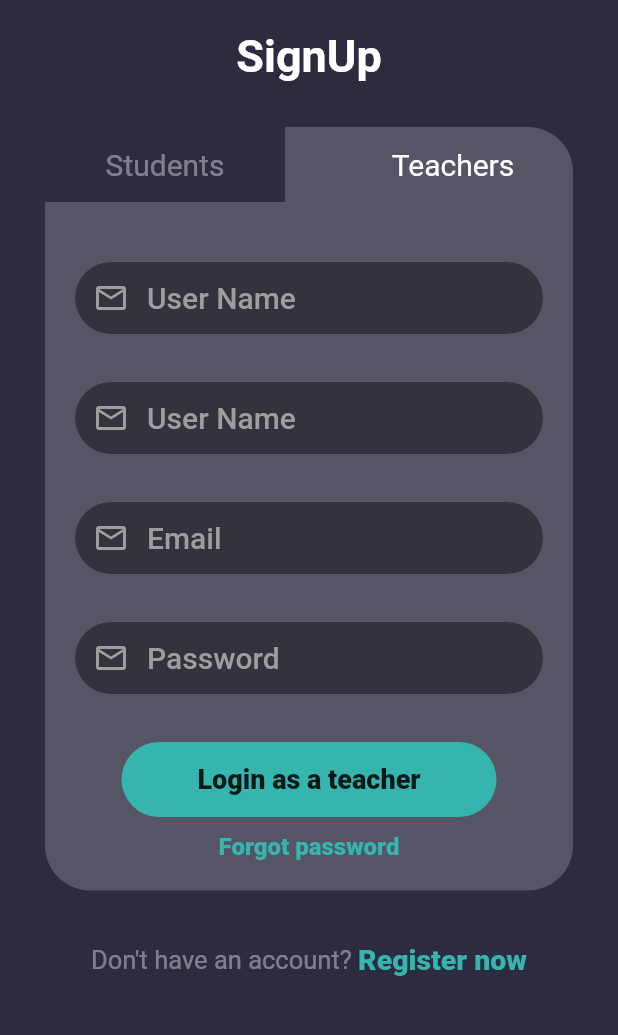
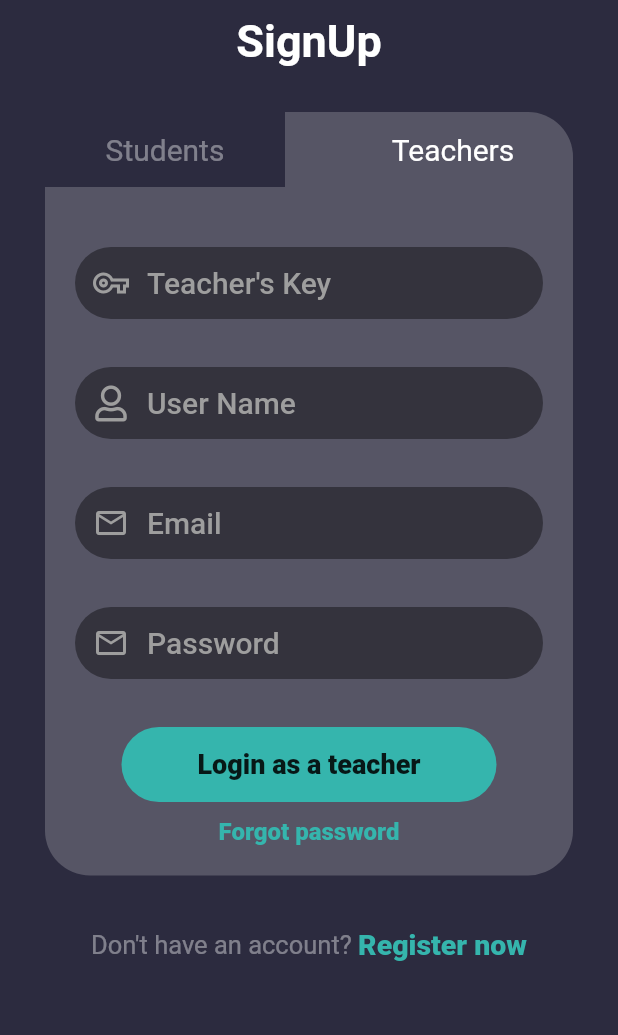
Before and after one commit to Shehan82/ScHoOlYMoB, a Flutter app: the screen it shows after launch, after a tap on "Register now", after a tap on "Teachers", on a phone screen of 412 x 824 dp, the part 101-1136 px from its top. Run offline on Flutter 3.47's test engine with Material 2 defaults, Android fonts, the phone set to English and light mode, and no system bars; our stand-ins replace firebase_auth, firebase_core, font_awesome_flutter, google_fonts; accounts and stored records are empty; Roboto replaces fonts that are missing (Itim).

Commit message:
changed some icons

```diff
--- a/lib/screens/login.dart
+++ b/lib/screens/login.dart
@@ -204,7 +204,7 @@ class _LoginScreenState extends State<LoginScreen> {
                               filled: true,
                               fillColor: Colors.black.withOpacity(0.4),
                               prefixIcon: Icon(
-                                Icons.mail_outline,
+                                Icons.lock_outline_rounded,
                                 color: Colors.grey,
                               ),
                               contentPadding: EdgeInsets.only(
--- a/lib/screens/signUp.dart
+++ b/lib/screens/signUp.dart
@@ -1,4 +1,5 @@
 import 'package:flutter/material.dart';
+import 'package:font_awesome_flutter/font_awesome_flutter.dart';
 import 'package:google_fonts/google_fonts.dart';
 import 'package:schoolymob/screens/login.dart';
 
@@ -35,10 +36,12 @@ class _SignUpScreenState extends State<SignUpScreen> {
                   fontWeight: FontWeight.w600),
             ),
           ),
-
+          SizedBox(
+            height: isTeacher ? 0 : 30,
+          ),
           Container(
             alignment: Alignment.center,
-            margin: EdgeInsets.symmetric(vertical: 20),
+            margin: EdgeInsets.only(top: isTeacher ? 10 : 20, bottom: 20),
             // color: Colors.amber,
             child: Text(
               "SignUp",
@@ -153,7 +156,7 @@ class _SignUpScreenState extends State<SignUpScreen> {
                                     filled: true,
                                     fillColor: Colors.black.withOpacity(0.4),
                                     prefixIcon: Icon(
-                                      Icons.mail_outline,
+                                      Icons.vpn_key_outlined,
                                       color: Colors.grey,
                                     ),
                                     contentPadding: EdgeInsets.only(
@@ -170,7 +173,7 @@ class _SignUpScreenState extends State<SignUpScreen> {
                                     // enabledBorder: InputBorder.none,
                                     // // errorBorder: InputBorder.none,
                                     // disabledBorder: InputBorder.none,
-                                    hintText: 'User Name',
+                                    hintText: 'Teacher\'s Key',
                                     hintStyle: GoogleFonts.itim(
                                         color: Colors.grey,
                                         fontSize: 20,
@@ -202,7 +205,7 @@ class _SignUpScreenState extends State<SignUpScreen> {
                               filled: true,
                               fillColor: Colors.black.withOpacity(0.4),
                               prefixIcon: Icon(
-                                Icons.mail_outline,
+                                FontAwesomeIcons.user,
                                 color: Colors.grey,
                               ),
                               contentPadding: EdgeInsets.only(
```
